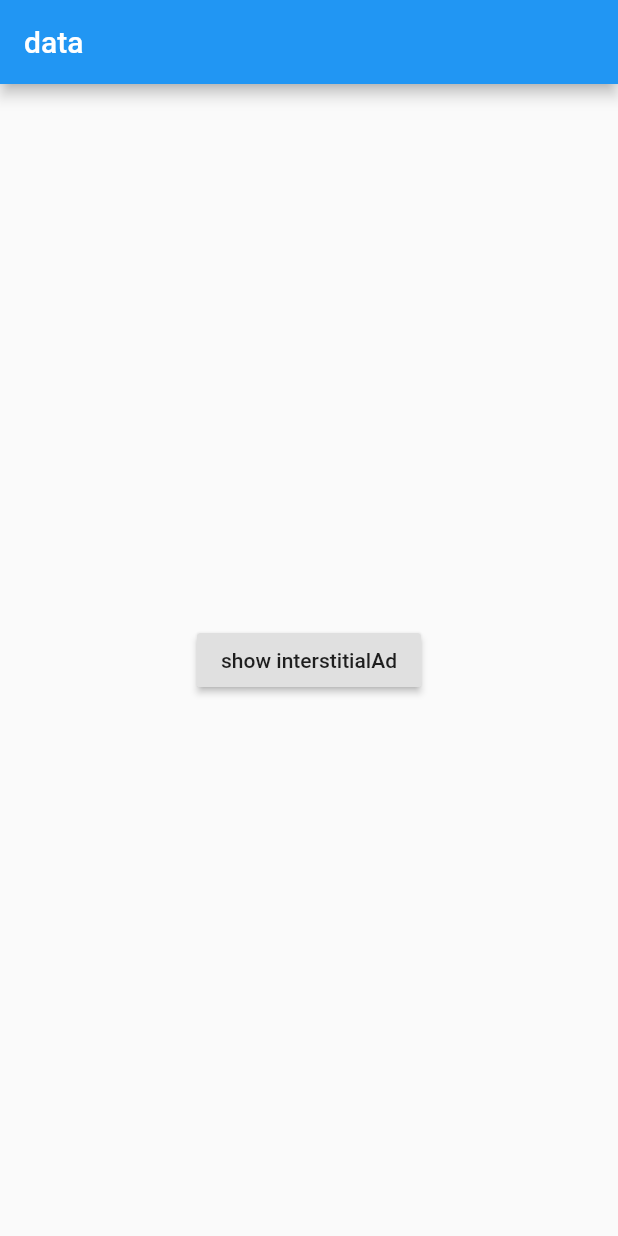
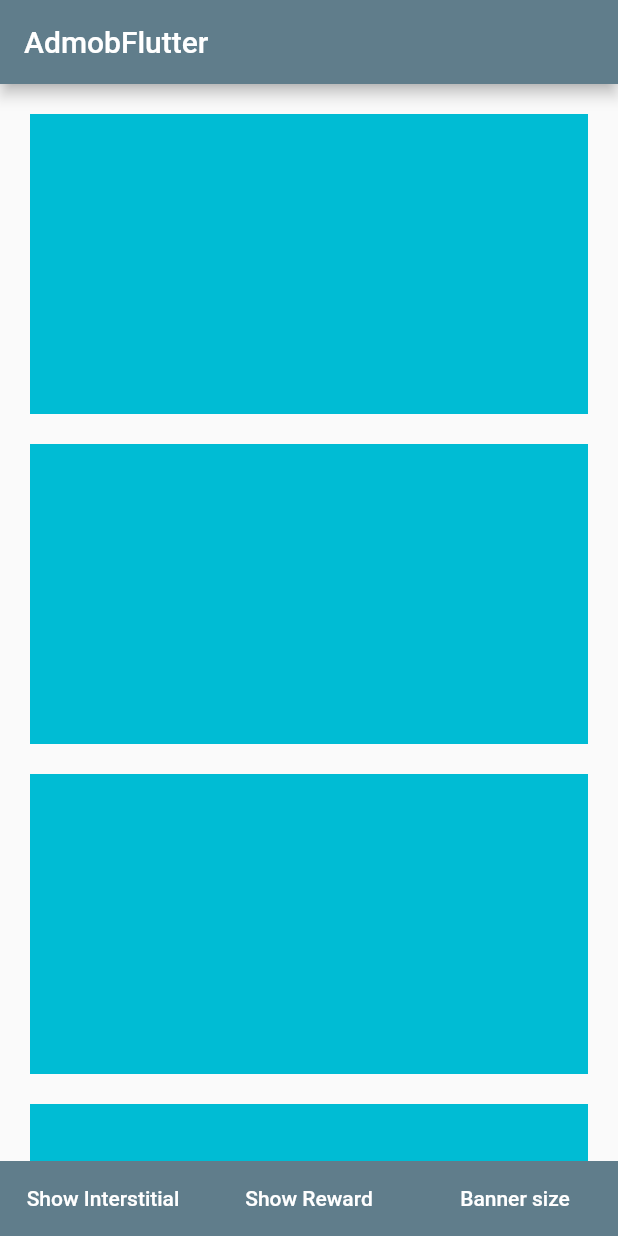
Before and after one commit to ab3masta/flutter_add_ads, a Flutter app: the screen it shows after launch, on a phone screen of 412 x 824 dp. Run offline on Flutter 3.47's test engine with Material 2 defaults, Android fonts, the phone set to English and light mode, and no system bars; missing offline and left inert: admob_flutter, firebase_admob; accounts and stored records are empty.

Commit message:
testing admob_flutter plugin

```diff
--- /dev/null
+++ b/lib/adMobWidget.dart
@@ -0,0 +1,297 @@
+import 'dart:io';
+
+import 'package:flutter/material.dart';
+
+import 'package:admob_flutter/admob_flutter.dart';
+
+
+
+class AdMobWidget extends StatefulWidget {
+  @override
+  _MyAppState createState() => _MyAppState();
+}
+
+class _MyAppState extends State<AdMobWidget> {
+  GlobalKey<ScaffoldState> scaffoldState = GlobalKey();
+  AdmobBannerSize bannerSize;
+  AdmobInterstitial interstitialAd;
+  AdmobReward rewardAd;
+
+  @override
+  void initState() {
+    super.initState();
+    bannerSize = AdmobBannerSize.BANNER;
+
+    interstitialAd = AdmobInterstitial(
+      adUnitId: getInterstitialAdUnitId(),
+      listener: (AdmobAdEvent event, Map<String, dynamic> args) {
+        if (event == AdmobAdEvent.closed) interstitialAd.load();
+        handleEvent(event, args, 'Interstitial');
+      },
+    );
+
+    rewardAd = AdmobReward(
+        adUnitId: getRewardBasedVideoAdUnitId(),
+        listener: (AdmobAdEvent event, Map<String, dynamic> args) {
+          if (event == AdmobAdEvent.closed) rewardAd.load();
+          handleEvent(event, args, 'Reward');
+        });
+
+    interstitialAd.load();
+    rewardAd.load();
+  }
+
+  void handleEvent(
+      AdmobAdEvent event, Map<String, dynamic> args, String adType) {
+    switch (event) {
+      case AdmobAdEvent.loaded:
+        showSnackBar('New Admob $adType Ad loaded!');
+        break;
+      case AdmobAdEvent.opened:
+        showSnackBar('Admob $adType Ad opened!');
+        break;
+      case AdmobAdEvent.closed:
+        showSnackBar('Admob $adType Ad closed!');
+        break;
+      case AdmobAdEvent.failedToLoad:
+        showSnackBar('Admob $adType failed to load. :(');
+        break;
+      case AdmobAdEvent.rewarded:
+        showDialog(
+          context: scaffoldState.currentContext,
+          builder: (BuildContext context) {
+            return WillPopScope(
+              child: AlertDialog(
+                content: Column(
+                  mainAxisSize: MainAxisSize.min,
+                  children: <Widget>[
+                    Text('Reward callback fired. Thanks Andrew!'),
+                    Text('Type: ${args['type']}'),
+                    Text('Amount: ${args['amount']}'),
+                  ],
+                ),
+              ),
+              onWillPop: () async {
+                scaffoldState.currentState.hideCurrentSnackBar();
+                return true;
+              },
+            );
+          },
+        );
+        break;
+      default:
+    }
+  }
+
+  void showSnackBar(String content) {
+    scaffoldState.currentState.showSnackBar(SnackBar(
+      content: Text(content),
+      duration: Duration(milliseconds: 1500),
+    ));
+  }
+
+  @override
+  Widget build(BuildContext context) {
+    return MaterialApp(
+      debugShowCheckedModeBanner: false,
+      theme: ThemeData(
+        primarySwatch: Colors.blueGrey,
+      ),
+      home: Scaffold(
+        key: scaffoldState,
+        appBar: AppBar(
+          title: const Text('AdmobFlutter'),
+        ),
+        bottomNavigationBar: Builder(
+          builder: (BuildContext context) {
+            return Container(
+              height: 50,
+              color: Colors.blueGrey,
+              child: Row(
+                crossAxisAlignment: CrossAxisAlignment.stretch,
+                mainAxisAlignment: MainAxisAlignment.center,
+                children: <Widget>[
+                  Expanded(
+                    child: FlatButton(
+                      child: Text(
+                        'Show Interstitial',
+                        style: TextStyle(color: Colors.white),
+                      ),
+                      onPressed: () async {
+                        if (await interstitialAd.isLoaded) {
+                          interstitialAd.show();
+                        } else {
+                          showSnackBar("Interstitial ad is still loading...");
+                        }
+                      },
+                      shape: RoundedRectangleBorder(
+                          borderRadius: BorderRadius.zero),
+                    ),
+                  ),
+                  Expanded(
+                    child: FlatButton(
+                      child: Text(
+                        'Show Reward',
+                        style: TextStyle(color: Colors.white),
+                      ),
+                      onPressed: () async {
+                        if (await rewardAd.isLoaded) {
+                          rewardAd.show();
+                        } else {
+                          showSnackBar("Reward ad is still loading...");
+                        }
+                      },
+                    ),
+                  ),
+                  Expanded(
+                    child: PopupMenuButton(
+                      initialValue: bannerSize,
+                      child: Center(
+                        child: Text(
+                          'Banner size',
+                          style: TextStyle(
+                              fontWeight: FontWeight.w500, color: Colors.white),
+                        ),
+                      ),
+                      offset: Offset(0, 20),
+                      onSelected: (AdmobBannerSize newSize) {
+                        setState(() {
+                          bannerSize = newSize;
+                        });
+                      },
+                      itemBuilder: (BuildContext context) =>
+                          <PopupMenuEntry<AdmobBannerSize>>[
+                            PopupMenuItem(
+                              value: AdmobBannerSize.BANNER,
+                              child: Text('BANNER'),
+                            ),
+                            PopupMenuItem(
+                              value: AdmobBannerSize.LARGE_BANNER,
+                              child: Text('LARGE_BANNER'),
+                            ),
+                            PopupMenuItem(
+                              value: AdmobBannerSize.MEDIUM_RECTANGLE,
+                              child: Text('MEDIUM_RECTANGLE'),
+                            ),
+                            PopupMenuItem(
+                              value: AdmobBannerSize.FULL_BANNER,
+                              child: Text('FULL_BANNER'),
+                            ),
+                            PopupMenuItem(
+                              value: AdmobBannerSize.LEADERBOARD,
+                              child: Text('LEADERBOARD'),
+                            ),
+                            PopupMenuItem(
+                              value: AdmobBannerSize.SMART_BANNER,
+                              child: Text('SMART_BANNER'),
+                            ),
+                          ],
+                    ),
+                  ),
+                ],
+              ),
+            );
+          },
+        ),
+        body: ListView.builder(
+          padding: EdgeInsets.all(20.0),
+          itemCount: 1000,
+          itemBuilder: (BuildContext context, int index) {
+            if (index != 0 && index % 6 == 0) {
+              return Column(
+                children: <Widget>[
+                  Container(
+                    margin: EdgeInsets.only(bottom: 20.0),
+                    child: AdmobBanner(
+                      adUnitId: getBannerAdUnitId(),
+                      adSize: bannerSize,
+                      listener:
+                          (AdmobAdEvent event, Map<String, dynamic> args) {
+                        handleEvent(event, args, 'Banner');
+                      },
+                    ),
+                  ),
+                  Container(
+                    height: 200.0,
+                    margin: EdgeInsets.only(bottom: 20.0),
+                    color: Colors.cyan,
+                  ),
+                ],
+              );
+            }
+            return Container(
+              height: 200.0,
+              margin: EdgeInsets.only(bottom: 20.0),
+              color: Colors.cyan,
+            );
+          },
+        ),
+      ),
+    );
+  }
+
+  @override
+  void dispose() {
+    interstitialAd.dispose();
+    rewardAd.dispose();
+    super.dispose();
+  }
+}
+
+/*
+Test Id's from:
+https://developers.google.com/admob/ios/banner
+https://developers.google.com/admob/android/banner
+
+App Id
+Android: ca-app-pub-3940256099942544~3347511713
+iOS: ca-app-pub-3940256099942544~1458002511
+
+Banner
+Android: ca-app-pub-3940256099942544/6300978111
+iOS: ca-app-pub-3940256099942544/2934735716
+
+Interstitial
+Android: ca-app-pub-3940256099942544/1033173712
+iOS: ca-app-pub-3940256099942544/4411468910
+
+Reward Video
+Android: ca-app-pub-3940256099942544/5224354917
+iOS: ca-app-pub-3940256099942544/1712485313
+*/
+
+String getAppId() {
+  if (Platform.isIOS) {
+    return 'ca-app-pub-3940256099942544~1458002511';
+  } else if (Platform.isAndroid) {
+    return 'ca-app-pub-3940256099942544~3347511713';
+  }
+  return null;
+}
+
+String getBannerAdUnitId() {
+  if (Platform.isIOS) {
+    return 'ca-app-pub-3940256099942544/2934735716';
+  } else if (Platform.isAndroid) {
+    return 'ca-app-pub-3940256099942544/6300978111';
+  }
+  return null;
+}
+
+String getInterstitialAdUnitId() {
+  if (Platform.isIOS) {
+    return 'ca-app-pub-3940256099942544/4411468910';
+  } else if (Platform.isAndroid) {
+    return 'ca-app-pub-3940256099942544/1033173712';
+  }
+  return null;
+}
+
+String getRewardBasedVideoAdUnitId() {
+  if (Platform.isIOS) {
+    return 'ca-app-pub-3940256099942544/1712485313';
+  } else if (Platform.isAndroid) {
+    return 'ca-app-pub-3940256099942544/5224354917';
+  }
+  return null;
+}
--- a/lib/homePage.dart
+++ b/lib/homePage.dart
@@ -2,6 +2,7 @@ import 'package:firebase_admob/firebase_admob.dart';
 import 'package:flutter/material.dart';
 
 const String testDevice = 'MObile_id';
+
 // const String testDevice = 'DF6865A02B1A0D40C2E98CCEF30E3226'; // for real ads
 class HomePage extends StatefulWidget {
   @override
@@ -19,7 +20,8 @@ class _HomePageState extends State<HomePage> {
 
   BannerAd createBannerAd() {
     return BannerAd(
-        adUnitId: BannerAd.testAdUnitId, //change BannerAd.testAdUnitId for real ads
+        adUnitId:
+            BannerAd.testAdUnitId, //change BannerAd.testAdUnitId for real ads
         size: AdSize.banner,
         targetingInfo: targetingInfo,
         listener: (MobileAdEvent event) {
@@ -29,7 +31,8 @@ class _HomePageState extends State<HomePage> {
 
   InterstitialAd createInterstitialAd() {
     return InterstitialAd(
-        adUnitId: InterstitialAd.testAdUnitId,//change InterstitialAd.testAdUnitId for real ads
+        adUnitId: InterstitialAd
+            .testAdUnitId, //change BannerAd.testAdUnitId for real ads
         targetingInfo: targetingInfo,
         listener: (MobileAdEvent event) {
           print("InterstitialAd $event");
@@ -39,7 +42,9 @@ class _HomePageState extends State<HomePage> {
   @override
   void initState() {
     super.initState();
-    FirebaseAdMob.instance.initialize(appId: BannerAd.testAdUnitId); //change BannerAd.testAdUnitId to appid for real ads
+    FirebaseAdMob.instance.initialize(
+        appId: BannerAd
+            .testAdUnitId); //change BannerAd.testAdUnitId to appid for real ads
     _bannerAd = createBannerAd()
       ..load()
       ..show();
@@ -60,11 +65,14 @@ class _HomePageState extends State<HomePage> {
       ),
       body: Container(
         child: Center(
-          child: RaisedButton(onPressed: (){
-            createInterstitialAd()
-      ..load()
-      ..show();
-          },child: Text("show interstitialAd"),),
+          child: RaisedButton(
+            onPressed: () {
+              createInterstitialAd()
+                ..load()
+                ..show();
+            },
+            child: Text("show interstitialAd"),
+          ),
         ),
       ),
     );
--- a/lib/main.dart
+++ b/lib/main.dart
@@ -1,4 +1,5 @@
 import 'package:flutter/material.dart';
+import 'package:flutter_add_ads/adMobWidget.dart';
 import 'package:flutter_add_ads/homePage.dart';
 
 void main() => runApp(MyApp());
@@ -12,7 +13,7 @@ class MyApp extends StatelessWidget {
       theme: ThemeData(
         primarySwatch: Colors.blue,
       ),
-      home: HomePage(),
+      home: AdMobWidget(),
       debugShowCheckedModeBanner: false,
     );
   }
--- a/pubspec.yaml
+++ b/pubspec.yaml
@@ -24,6 +24,7 @@ dependencies:
   # Use with the CupertinoIcons class for iOS style icons.
   cupertino_icons: ^0.1.2
   firebase_admob: ^0.9.3+2
+  admob_flutter: ^0.3.4
 
 dev_dependencies:
   flutter_test:
```
Also changed, not shown: pubspec.lock, 1 other file.
